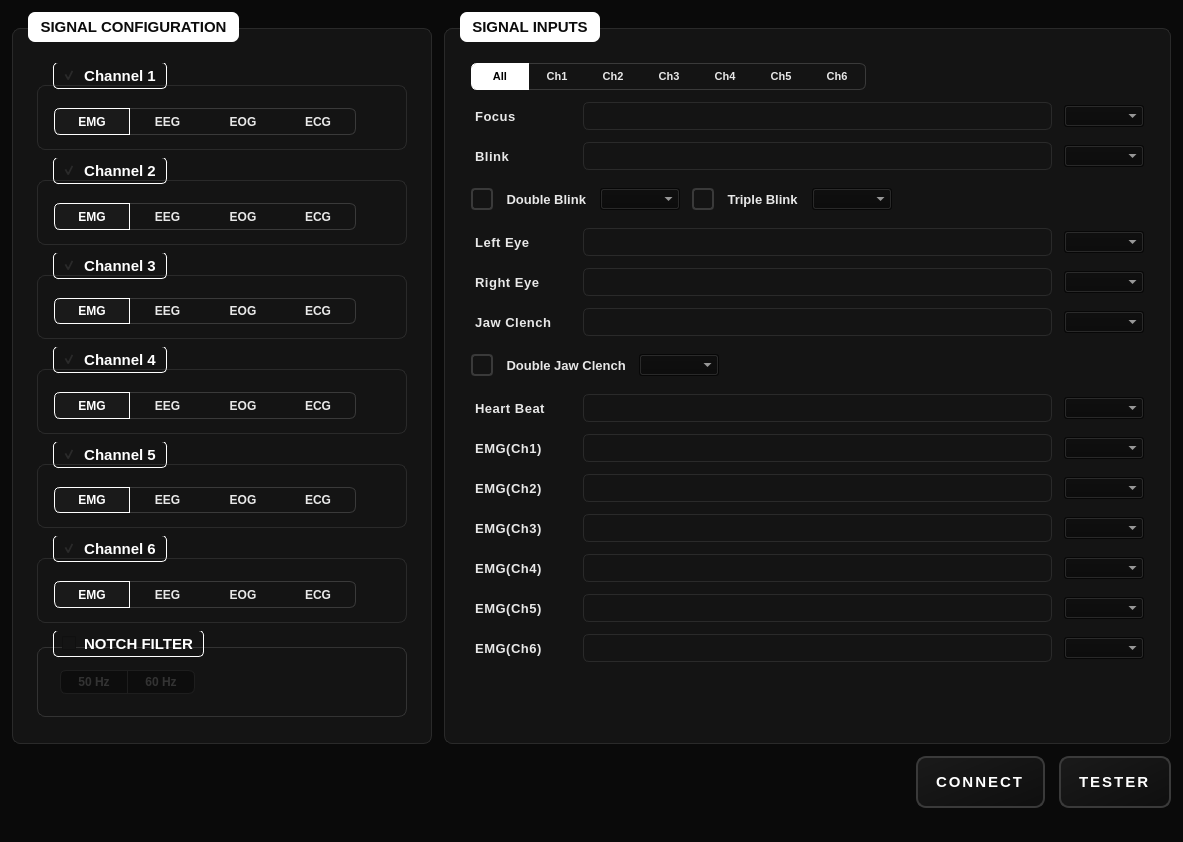
CIumsy/NPG-Gamepad, file NPG-Controller.ui: the form before one commit.
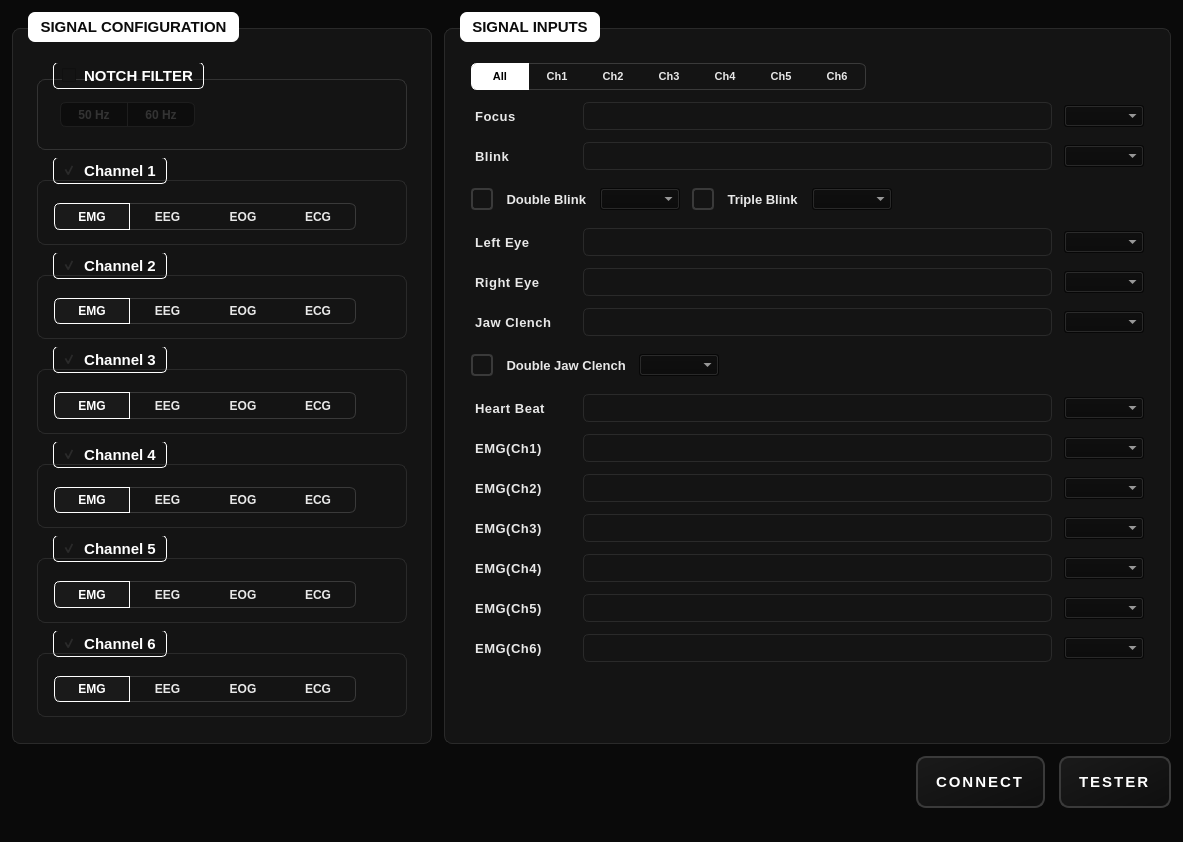
The form after the commit. Icons and pictures are not drawn.

Commit message: Move notch filter above the channel settings

Patch:
```diff
--- a/NPG-Controller.ui
+++ b/NPG-Controller.ui
@@ -303,6 +303,85 @@
          <property name="bottomMargin">
           <number>12</number>
          </property>
+         <item>
+          <widget class="QGroupBox" name="grpNotch">
+           <property name="title">
+            <string>NOTCH FILTER</string>
+           </property>
+           <layout class="QHBoxLayout" name="notchHLayout">
+            <property name="spacing">
+             <number>10</number>
+            </property>
+            <property name="leftMargin">
+             <number>10</number>
+            </property>
+            <property name="topMargin">
+             <number>8</number>
+            </property>
+            <property name="rightMargin">
+             <number>10</number>
+            </property>
+            <property name="bottomMargin">
+             <number>8</number>
+            </property>
+            <item>
+             <layout class="QHBoxLayout" name="notchFreqLayout">
+              <property name="spacing">
+               <number>0</number>
+              </property>
+              <item>
+               <widget class="QPushButton" name="btnNotch50Hz">
+                <property name="enabled">
+                 <bool>false</bool>
+                </property>
+                <property name="styleSheet">
+                 <string notr="true">QPushButton{border-right:none;border-top-left-radius:6px;border-bottom-left-radius:6px;border-top-right-radius:0;border-bottom-right-radius:0;}QPushButton:checked{border:1px solid #ffffff;}QPushButton:checked:disabled{border:1px solid #1e1e1e;}</string>
+                </property>
+                <property name="text">
+                 <string>50 Hz</string>
+                </property>
+                <property name="checkable">
+                 <bool>true</bool>
+                </property>
+                <property name="checked">
+                 <bool>true</bool>
+                </property>
+               </widget>
+              </item>
+              <item>
+               <widget class="QPushButton" name="btnNotch60Hz">
+                <property name="enabled">
+                 <bool>false</bool>
+                </property>
+                <property name="styleSheet">
+                 <string notr="true">QPushButton{border-left:none;border-top-left-radius:0;border-bottom-left-radius:0;border-top-right-radius:6px;border-bottom-right-radius:6px;}QPushButton:checked{border:1px solid #ffffff;}QPushButton:checked:disabled{border:1px solid #1e1e1e;}</string>
+                </property>
+                <property name="text">
+                 <string>60 Hz</string>
+                </property>
+                <property name="checkable">
+                 <bool>true</bool>
+                </property>
+               </widget>
+              </item>
+            </layout>
+            </item>
+            <item>
+             <spacer name="notchMidSpacer">
+              <property name="orientation">
+               <enum>Qt::Orientation::Horizontal</enum>
+              </property>
+              <property name="sizeHint" stdset="0">
+               <size>
+                <width>20</width>
+                <height>20</height>
+               </size>
+              </property>
+             </spacer>
+            </item>
+           </layout>
+          <property name="checkable"><bool>true</bool></property><property name="checked"><bool>false</bool></property></widget>
+         </item>
          <item>
           <widget class="QGroupBox" name="grpCh1">
            <property name="checkable"><bool>true</bool></property><property name="checked"><bool>true</bool></property><property name="styleSheet">
@@ -915,85 +994,6 @@
            </layout>
           </widget>
          </item>
-         <item>
-          <widget class="QGroupBox" name="grpNotch">
-           <property name="title">
-            <string>NOTCH FILTER</string>
-           </property>
-           <layout class="QHBoxLayout" name="notchHLayout">
-            <property name="spacing">
-             <number>10</number>
-            </property>
-            <property name="leftMargin">
-             <number>10</number>
-            </property>
-            <property name="topMargin">
-             <number>8</number>
-            </property>
-            <property name="rightMargin">
-             <number>10</number>
-            </property>
-            <property name="bottomMargin">
-             <number>8</number>
-            </property>
-            <item>
-             <layout class="QHBoxLayout" name="notchFreqLayout">
-              <property name="spacing">
-               <number>0</number>
-              </property>
-              <item>
-               <widget class="QPushButton" name="btnNotch50Hz">
-                <property name="enabled">
-                 <bool>false</bool>
-                </property>
-                <property name="styleSheet">
-                 <string notr="true">QPushButton{border-right:none;border-top-left-radius:6px;border-bottom-left-radius:6px;border-top-right-radius:0;border-bottom-right-radius:0;}QPushButton:checked{border:1px solid #ffffff;}QPushButton:checked:disabled{border:1px solid #1e1e1e;}</string>
-                </property>
-                <property name="text">
-                 <string>50 Hz</string>
-                </property>
-                <property name="checkable">
-                 <bool>true</bool>
-                </property>
-                <property name="checked">
-                 <bool>true</bool>
-                </property>
-               </widget>
-              </item>
-              <item>
-               <widget class="QPushButton" name="btnNotch60Hz">
-                <property name="enabled">
-                 <bool>false</bool>
-                </property>
-                <property name="styleSheet">
-                 <string notr="true">QPushButton{border-left:none;border-top-left-radius:0;border-bottom-left-radius:0;border-top-right-radius:6px;border-bottom-right-radius:6px;}QPushButton:checked{border:1px solid #ffffff;}QPushButton:checked:disabled{border:1px solid #1e1e1e;}</string>
-                </property>
-                <property name="text">
-                 <string>60 Hz</string>
-                </property>
-                <property name="checkable">
-                 <bool>true</bool>
-                </property>
-               </widget>
-              </item>
-            </layout>
-            </item>
-            <item>
-             <spacer name="notchMidSpacer">
-              <property name="orientation">
-               <enum>Qt::Orientation::Horizontal</enum>
-              </property>
-              <property name="sizeHint" stdset="0">
-               <size>
-                <width>20</width>
-                <height>20</height>
-               </size>
-              </property>
-             </spacer>
-            </item>
-           </layout>
-          <property name="checkable"><bool>true</bool></property><property name="checked"><bool>false</bool></property></widget>
-         </item>
          <item>
           <spacer name="configSpacer">
            <property name="orientation">
```
